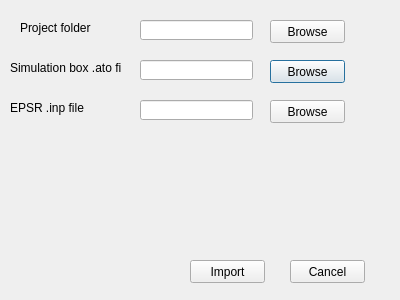
samcallear/EPSRgui, file src/importdialog.ui: the form before one commit.
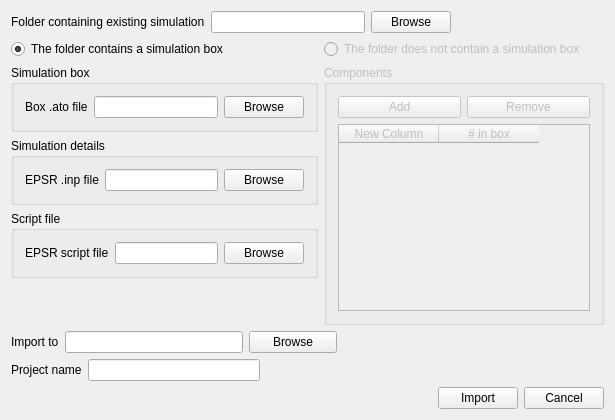
The form after the commit.

Commit message: partially implemented importing of existing EPSR simulations - the number of components is currently NOT correct

Diff of the .ui file:
```diff
--- a/src/importdialog.ui
+++ b/src/importdialog.ui
@@ -1,153 +1,315 @@
 <?xml version="1.0" encoding="UTF-8"?>
 <ui version="4.0">
  <class>importDialog</class>
- <widget class="QDialog" name="importDialog">
+ <widget class="QWidget" name="importDialog">
   <property name="geometry">
    <rect>
     <x>0</x>
     <y>0</y>
-    <width>400</width>
-    <height>300</height>
+    <width>615</width>
+    <height>420</height>
    </rect>
   </property>
   <property name="windowTitle">
    <string>Dialog</string>
   </property>
-  <widget class="QPushButton" name="boxAtoBrowseButton">
-   <property name="geometry">
-    <rect>
-     <x>270</x>
-     <y>60</y>
-     <width>75</width>
-     <height>23</height>
-    </rect>
-   </property>
-   <property name="text">
-    <string>Browse</string>
-   </property>
-  </widget>
-  <widget class="QLabel" name="label">
-   <property name="geometry">
-    <rect>
-     <x>10</x>
-     <y>60</y>
-     <width>111</width>
-     <height>16</height>
-    </rect>
-   </property>
-   <property name="text">
-    <string>Simulation box .ato file</string>
-   </property>
-  </widget>
-  <widget class="QLineEdit" name="boxAtoLineEdit">
-   <property name="geometry">
-    <rect>
-     <x>140</x>
-     <y>60</y>
-     <width>113</width>
-     <height>20</height>
-    </rect>
-   </property>
-  </widget>
-  <widget class="QLineEdit" name="projectNameLineEdit">
-   <property name="geometry">
-    <rect>
-     <x>140</x>
-     <y>20</y>
-     <width>113</width>
-     <height>20</height>
-    </rect>
-   </property>
-  </widget>
-  <widget class="QPushButton" name="projectNameBrowseButton">
-   <property name="geometry">
-    <rect>
-     <x>270</x>
-     <y>20</y>
-     <width>75</width>
-     <height>23</height>
-    </rect>
-   </property>
-   <property name="text">
-    <string>Browse</string>
-   </property>
-  </widget>
-  <widget class="QLabel" name="label_2">
-   <property name="geometry">
-    <rect>
-     <x>20</x>
-     <y>20</y>
-     <width>81</width>
-     <height>16</height>
-    </rect>
-   </property>
-   <property name="text">
-    <string>Project folder</string>
-   </property>
-  </widget>
-  <widget class="QLabel" name="label_3">
-   <property name="geometry">
-    <rect>
-     <x>10</x>
-     <y>100</y>
-     <width>121</width>
-     <height>16</height>
-    </rect>
-   </property>
-   <property name="text">
-    <string>EPSR .inp file</string>
-   </property>
-  </widget>
-  <widget class="QLineEdit" name="epsrInpLineEdit">
-   <property name="geometry">
-    <rect>
-     <x>140</x>
-     <y>100</y>
-     <width>113</width>
-     <height>20</height>
-    </rect>
-   </property>
-  </widget>
-  <widget class="QPushButton" name="epsrInpBrowseButton">
-   <property name="geometry">
-    <rect>
-     <x>270</x>
-     <y>100</y>
-     <width>75</width>
-     <height>23</height>
-    </rect>
-   </property>
-   <property name="text">
-    <string>Browse</string>
-   </property>
-  </widget>
-  <widget class="QPushButton" name="cancelButton">
-   <property name="geometry">
-    <rect>
-     <x>290</x>
-     <y>260</y>
-     <width>75</width>
-     <height>23</height>
-    </rect>
-   </property>
-   <property name="text">
-    <string>Cancel</string>
-   </property>
-  </widget>
-  <widget class="QPushButton" name="importButton">
-   <property name="geometry">
-    <rect>
-     <x>190</x>
-     <y>260</y>
-     <width>75</width>
-     <height>23</height>
-    </rect>
-   </property>
-   <property name="text">
-    <string>Import</string>
-   </property>
-  </widget>
+  <layout class="QGridLayout" name="gridLayout">
+   <item row="0" column="0" colspan="2">
+    <layout class="QHBoxLayout" name="horizontalLayout_6">
+     <item>
+      <widget class="QLabel" name="label_4">
+       <property name="text">
+        <string>Folder containing existing simulation</string>
+       </property>
+      </widget>
+     </item>
+     <item>
+      <widget class="QLineEdit" name="folderLineEdit"/>
+     </item>
+     <item>
+      <widget class="QPushButton" name="browseFolderButton">
+       <property name="text">
+        <string>Browse</string>
+       </property>
+      </widget>
+     </item>
+     <item>
+      <spacer name="horizontalSpacer_2">
+       <property name="orientation">
+        <enum>Qt::Horizontal</enum>
+       </property>
+       <property name="sizeHint" stdset="0">
+        <size>
+         <width>40</width>
+         <height>20</height>
+        </size>
+       </property>
+      </spacer>
+     </item>
+    </layout>
+   </item>
+   <item row="1" column="0">
+    <layout class="QVBoxLayout" name="verticalLayout_2">
+     <item>
+      <widget class="QRadioButton" name="boxRadioButton">
+       <property name="text">
+        <string>The folder contains a simulation box</string>
+       </property>
+       <property name="checked">
+        <bool>true</bool>
+       </property>
+      </widget>
+     </item>
+     <item>
+      <widget class="QGroupBox" name="groupBox_2">
+       <property name="title">
+        <string>Simulation box</string>
+       </property>
+       <layout class="QHBoxLayout" name="horizontalLayout">
+        <item>
+         <widget class="QLabel" name="label">
+          <property name="text">
+           <string>Box .ato file</string>
+          </property>
+         </widget>
+        </item>
+        <item>
+         <widget class="QLineEdit" name="boxLineEdit"/>
+        </item>
+        <item>
+         <widget class="QPushButton" name="browseBoxButton">
+          <property name="text">
+           <string>Browse</string>
+          </property>
+         </widget>
+        </item>
+       </layout>
+      </widget>
+     </item>
+     <item>
+      <widget class="QGroupBox" name="groupBox_3">
+       <property name="title">
+        <string>Simulation details</string>
+       </property>
+       <layout class="QHBoxLayout" name="horizontalLayout_2">
+        <item>
+         <widget class="QLabel" name="label_2">
+          <property name="text">
+           <string>EPSR .inp file</string>
+          </property>
+         </widget>
+        </item>
+        <item>
+         <widget class="QLineEdit" name="inpLineEdit"/>
+        </item>
+        <item>
+         <widget class="QPushButton" name="browseInpButton">
+          <property name="text">
+           <string>Browse</string>
+          </property>
+         </widget>
+        </item>
+       </layout>
+      </widget>
+     </item>
+     <item>
+      <widget class="QGroupBox" name="groupBox_4">
+       <property name="title">
+        <string>Script file</string>
+       </property>
+       <layout class="QHBoxLayout" name="horizontalLayout_3">
+        <item>
+         <widget class="QLabel" name="label_3">
+          <property name="text">
+           <string>EPSR script file</string>
+          </property>
+         </widget>
+        </item>
+        <item>
+         <widget class="QLineEdit" name="scriptLineEdit">
+          <property name="text">
+           <string/>
+          </property>
+         </widget>
+        </item>
+        <item>
+         <widget class="QPushButton" name="browseScriptButton">
+          <property name="text">
+           <string>Browse</string>
+          </property>
+         </widget>
+        </item>
+       </layout>
+      </widget>
+     </item>
+     <item>
+      <spacer name="verticalSpacer">
+       <property name="orientation">
+        <enum>Qt::Vertical</enum>
+       </property>
+       <property name="sizeHint" stdset="0">
+        <size>
+         <width>20</width>
+         <height>40</height>
+        </size>
+       </property>
+      </spacer>
+     </item>
+    </layout>
+   </item>
+   <item row="1" column="1">
+    <layout class="QVBoxLayout" name="verticalLayout_3">
+     <item>
+      <widget class="QRadioButton" name="noBoxRadioButton">
+       <property name="enabled">
+        <bool>false</bool>
+       </property>
+       <property name="text">
+        <string>The folder does not contain a simulation box</string>
+       </property>
+      </widget>
+     </item>
+     <item>
+      <widget class="QGroupBox" name="groupBox">
+       <property name="enabled">
+        <bool>false</bool>
+       </property>
+       <property name="title">
+        <string>Components</string>
+       </property>
+       <layout class="QVBoxLayout" name="verticalLayout">
+        <item>
+         <layout class="QHBoxLayout" name="horizontalLayout_4">
+          <item>
+           <widget class="QPushButton" name="addComponentButton">
+            <property name="text">
+             <string>Add</string>
+            </property>
+           </widget>
+          </item>
+          <item>
+           <widget class="QPushButton" name="removeComponentButton">
+            <property name="text">
+             <string>Remove</string>
+            </property>
+           </widget>
+          </item>
+         </layout>
+        </item>
+        <item>
+         <widget class="QTableWidget" name="tableWidget">
+          <column>
+           <property name="text">
+            <string>New Column</string>
+           </property>
+          </column>
+          <column>
+           <property name="text">
+            <string># in box</string>
+           </property>
+          </column>
+         </widget>
+        </item>
+       </layout>
+      </widget>
+     </item>
+    </layout>
+   </item>
+   <item row="2" column="0" colspan="2">
+    <layout class="QHBoxLayout" name="horizontalLayout_7" stretch="0,2,1,3">
+     <item>
+      <widget class="QLabel" name="label_5">
+       <property name="text">
+        <string>Import to</string>
+       </property>
+      </widget>
+     </item>
+     <item>
+      <widget class="QLineEdit" name="importToFolderLineEdit"/>
+     </item>
+     <item>
+      <widget class="QPushButton" name="browseNewFolderButton">
+       <property name="text">
+        <string>Browse</string>
+       </property>
+      </widget>
+     </item>
+     <item>
+      <spacer name="horizontalSpacer_3">
+       <property name="orientation">
+        <enum>Qt::Horizontal</enum>
+       </property>
+       <property name="sizeHint" stdset="0">
+        <size>
+         <width>40</width>
+         <height>20</height>
+        </size>
+       </property>
+      </spacer>
+     </item>
+    </layout>
+   </item>
+   <item row="3" column="0" colspan="2">
+    <layout class="QHBoxLayout" name="horizontalLayout_8" stretch="0,2,4">
+     <item>
+      <widget class="QLabel" name="label_6">
+       <property name="text">
+        <string>Project name</string>
+       </property>
+      </widget>
+     </item>
+     <item>
+      <widget class="QLineEdit" name="newProjectNameLineEdit"/>
+     </item>
+     <item>
+      <spacer name="horizontalSpacer_4">
+       <property name="orientation">
+        <enum>Qt::Horizontal</enum>
+       </property>
+       <property name="sizeHint" stdset="0">
+        <size>
+         <width>40</width>
+         <height>20</height>
+        </size>
+       </property>
+      </spacer>
+     </item>
+    </layout>
+   </item>
+   <item row="4" column="0" colspan="2">
+    <layout class="QHBoxLayout" name="horizontalLayout_5" stretch="0,0,0">
+     <item>
+      <spacer name="horizontalSpacer">
+       <property name="orientation">
+        <enum>Qt::Horizontal</enum>
+       </property>
+       <property name="sizeHint" stdset="0">
+        <size>
+         <width>40</width>
+         <height>20</height>
+        </size>
+       </property>
+      </spacer>
+     </item>
+     <item>
+      <widget class="QPushButton" name="importButton">
+       <property name="text">
+        <string>Import</string>
+       </property>
+      </widget>
+     </item>
+     <item>
+      <widget class="QPushButton" name="cancelButton">
+       <property name="text">
+        <string>Cancel</string>
+       </property>
+      </widget>
+     </item>
+    </layout>
+   </item>
+  </layout>
  </widget>
+ <layoutdefault spacing="6" margin="11"/>
  <resources/>
  <connections/>
 </ui>
```
Left out of the diff: 53 changed lines with no effect on the pictures. The commit also changes 5 other files.
